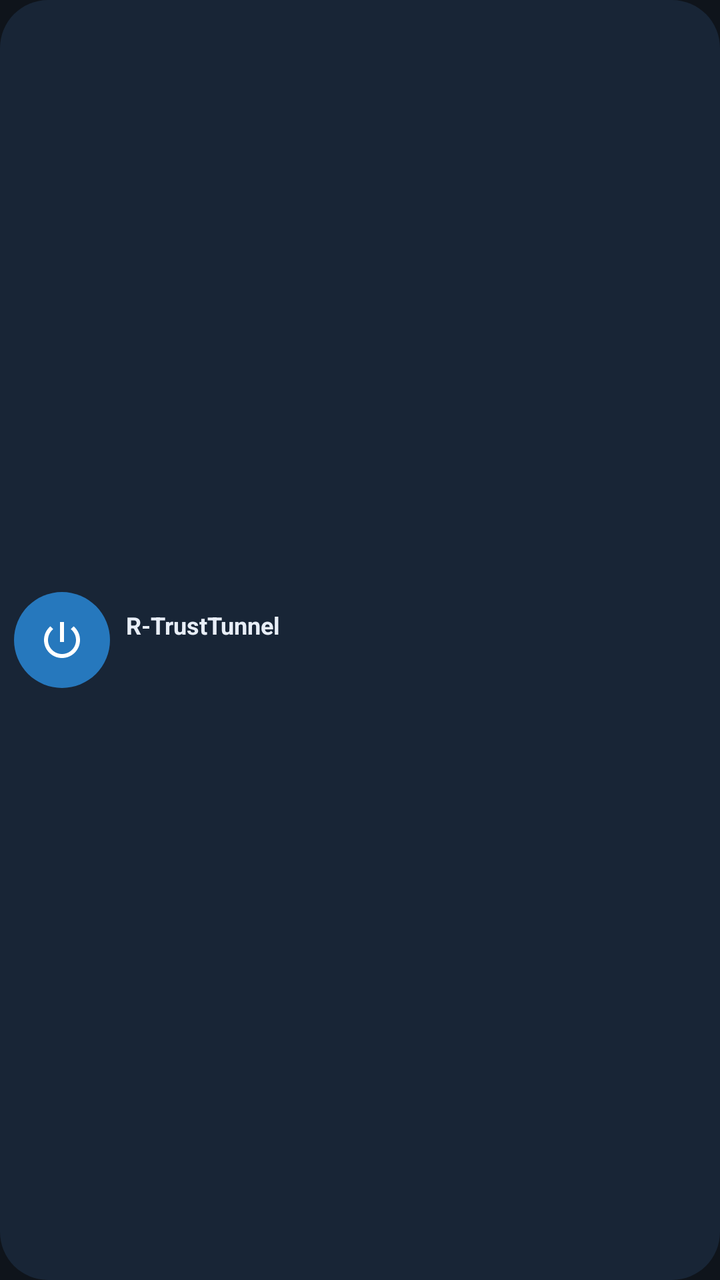
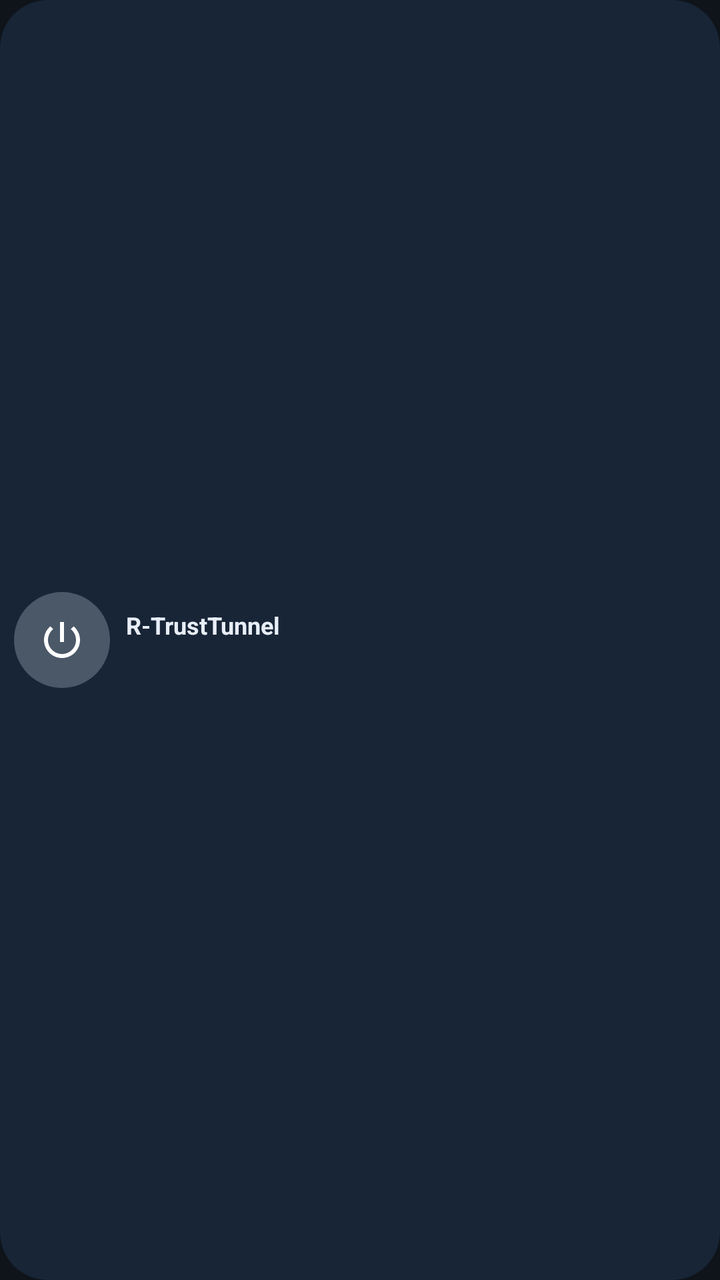

Compare the two renders of this Android layout. The source of the first and the diff that turns it into the second are given below.
<!-- AndroidManifest.xml: application theme Theme.RTrust -->
<!-- res/layout/vpn_widget_wide.xml -->
<LinearLayout xmlns:android="http://schemas.android.com/apk/res/android" android:layout_width="match_parent" android:layout_height="match_parent" android:orientation="horizontal" android:gravity="center_vertical" android:padding="7dp" android:background="@drawable/widget_background"><ImageButton android:id="@+id/widget_power" android:layout_width="48dp" android:layout_height="48dp" android:padding="13dp" android:src="@drawable/ic_power" android:tint="#FFFFFF" android:background="@drawable/widget_button" android:contentDescription="@string/widget_toggle" /><LinearLayout android:layout_width="0dp" android:layout_height="wrap_content" android:layout_weight="1" android:orientation="vertical" android:paddingStart="8dp" android:paddingEnd="4dp"><TextView android:layout_width="match_parent" android:layout_height="wrap_content" android:text="@string/app_name" android:textColor="#E8EEF7" android:textStyle="bold" android:textSize="12sp" android:singleLine="true" /><TextView android:id="@+id/widget_status" android:layout_width="match_parent" android:layout_height="wrap_content" android:textColor="#B9C8DC" android:textSize="11sp" android:singleLine="true" android:ellipsize="end" /></LinearLayout></LinearLayout>
<!-- resources referenced by this layout -->
<resources>
  <!-- drawable ic_power (drawable) -->
  <vector xmlns:android="http://schemas.android.com/apk/res/android" android:width="24dp" android:height="24dp" android:viewportWidth="24" android:viewportHeight="24" android:tint="?android:attr/textColorPrimary">
      <path android:fillColor="#FFFFFF" android:pathData="M13,3h-2v10h2V3zM17.83,5.17l-1.42,1.42C17.99,7.86 19,9.81 19,12c0,3.87 -3.13,7 -7,7s-7,-3.13 -7,-7c0,-2.19 1.01,-4.14 2.58,-5.42L6.17,5.17C4.23,6.82 3,9.26 3,12c0,4.97 4.03,9 9,9s9,-4.03 9,-9C21,9.26 19.77,6.82 17.83,5.17z" />
  </vector>
  <!-- drawable widget_background (drawable) -->
  <shape xmlns:android="http://schemas.android.com/apk/res/android"><solid android:color="#182536"/><corners android:radius="24dp"/></shape>
  <!-- drawable widget_button (drawable) -->
  <shape xmlns:android="http://schemas.android.com/apk/res/android"><solid android:color="#2678BD"/><corners android:radius="28dp"/></shape>
  <string name="app_name" translatable="false">R-TrustTunnel</string>
  <string name="widget_toggle">Toggle VPN</string>
  <style name="Theme.RTrust" parent="@android:style/Theme.Material.NoActionBar">
          <item name="android:colorPrimary">@color/surface</item>
          <item name="android:colorPrimaryDark">@color/bg</item>
          <item name="android:colorAccent">@color/accent</item>
          <item name="android:windowBackground">@color/bg</item>
          <item name="android:statusBarColor">@android:color/transparent</item>
          <item name="android:navigationBarColor">@android:color/transparent</item>
          <item name="android:windowLightStatusBar">false</item>
          <item name="android:textColorPrimary">@color/text</item>
          <item name="android:textColorSecondary">@color/text_muted</item>
          <item name="android:alertDialogTheme">@style/Dialog.RTrust</item>
          <item name="android:popupMenuStyle">@style/Popup.RTrust</item>
      </style>
  <color name="surface">#182029</color>
  <color name="bg">#0F141B</color>
  <color name="accent">#4DA3FF</color>
  <color name="text">#F2F6FA</color>
  <color name="text_muted">#93A3B5</color>
  <style name="Dialog.RTrust" parent="@android:style/Theme.Material.Dialog.Alert">
          <item name="android:colorAccent">@color/accent</item>
          <item name="android:colorBackground">@color/surface_raised</item>
          <item name="android:textColorPrimary">@color/text</item>
          <item name="android:textColorSecondary">@color/text_muted</item>
          <item name="android:windowTitleStyle">@style/DialogTitle.RTrust</item>
      </style>
  <style name="Popup.RTrust" parent="@android:style/Widget.Material.PopupMenu">
          <item name="android:popupBackground">@color/surface_raised</item>
      </style>
  <color name="surface_raised">#212B37</color>
  <style name="DialogTitle.RTrust" parent="@android:style/TextAppearance.Material.DialogWindowTitle">
          <item name="android:textColor">@color/text</item>
      </style>
</resources>

<!-- the commit's change to res/layout/vpn_widget_wide.xml (unified diff, before → after) -->
@@ -1 +1 @@
-<LinearLayout xmlns:android="http://schemas.android.com/apk/res/android" android:layout_width="match_parent" android:layout_height="match_parent" android:orientation="horizontal" android:gravity="center_vertical" android:padding="7dp" android:background="@drawable/widget_background"><ImageButton android:id="@+id/widget_power" android:layout_width="48dp" android:layout_height="48dp" android:padding="13dp" android:src="@drawable/ic_power" android:tint="#FFFFFF" android:background="@drawable/widget_button" android:contentDescription="@string/widget_toggle" /><LinearLayout android:layout_width="0dp" android:layout_height="wrap_content" android:layout_weight="1" android:orientation="vertical" android:paddingStart="8dp" android:paddingEnd="4dp"><TextView android:layout_width="match_parent" android:layout_height="wrap_content" android:text="@string/app_name" android:textColor="#E8EEF7" android:textStyle="bold" android:textSize="12sp" android:singleLine="true" /><TextView android:id="@+id/widget_status" android:layout_width="match_parent" android:layout_height="wrap_content" android:textColor="#B9C8DC" android:textSize="11sp" android:singleLine="true" android:ellipsize="end" /></LinearLayout></LinearLayout>
+<LinearLayout xmlns:android="http://schemas.android.com/apk/res/android" android:layout_width="match_parent" android:layout_height="match_parent" android:orientation="horizontal" android:gravity="center_vertical" android:padding="7dp" android:background="@drawable/widget_background"><ImageButton android:id="@+id/widget_power" android:layout_width="48dp" android:layout_height="48dp" android:padding="13dp" android:src="@drawable/ic_power" android:tint="#FFFFFF" android:background="@drawable/widget_button_off" android:contentDescription="@string/widget_toggle" /><LinearLayout android:layout_width="0dp" android:layout_height="wrap_content" android:layout_weight="1" android:orientation="vertical" android:paddingStart="8dp" android:paddingEnd="4dp"><TextView android:layout_width="match_parent" android:layout_height="wrap_content" android:text="@string/app_name" android:textColor="#E8EEF7" android:textStyle="bold" android:textSize="12sp" android:singleLine="true" /><TextView android:id="@+id/widget_status" android:layout_width="match_parent" android:layout_height="wrap_content" android:textColor="#B9C8DC" android:textSize="11sp" android:singleLine="true" android:ellipsize="end" /></LinearLayout></LinearLayout>
<!-- resource entries referenced after the edit -->
@@ -6,8 +6,8 @@
   </vector>
   <!-- drawable widget_background (drawable) -->
   <shape xmlns:android="http://schemas.android.com/apk/res/android"><solid android:color="#182536"/><corners android:radius="24dp"/></shape>
-  <!-- drawable widget_button (drawable) -->
-  <shape xmlns:android="http://schemas.android.com/apk/res/android"><solid android:color="#2678BD"/><corners android:radius="28dp"/></shape>
+  <!-- drawable widget_button_off (drawable) -->
+  <shape xmlns:android="http://schemas.android.com/apk/res/android"><solid android:color="#4A5868"/><corners android:radius="28dp"/></shape>
   <string name="app_name" translatable="false">R-TrustTunnel</string>
   <string name="widget_toggle">Toggle VPN</string>
   <style name="Theme.RTrust" parent="@android:style/Theme.Material.NoActionBar">
